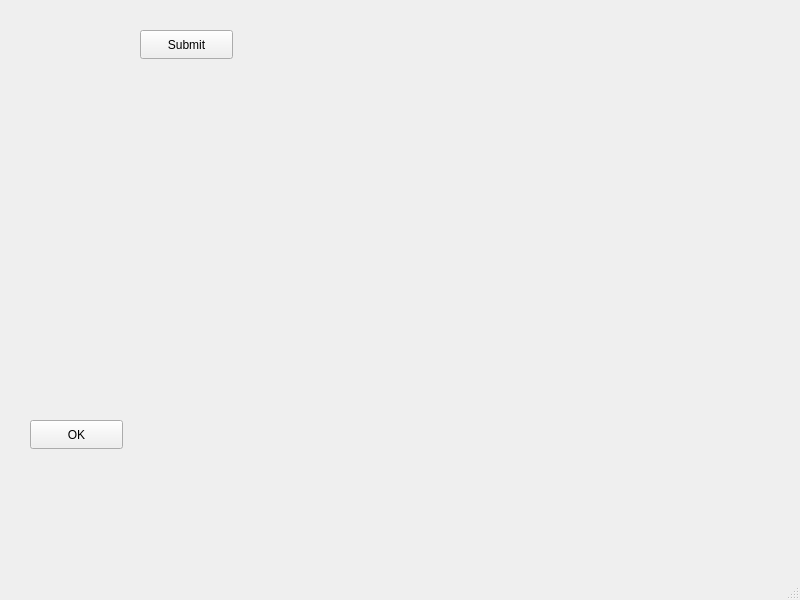
Before: the Qt Designer form mainwindow.ui in tvb2/expenses, drawn with Qt 5.
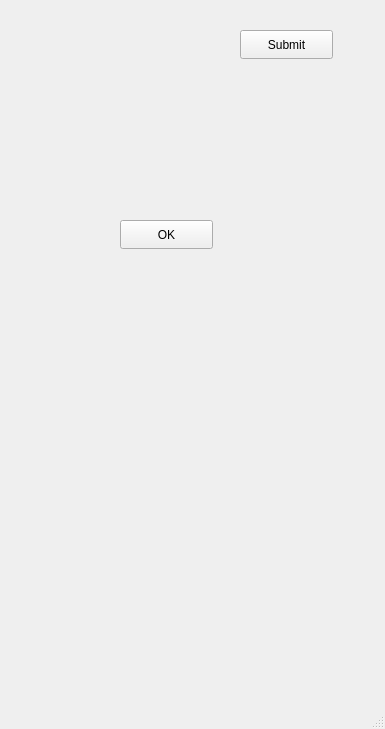
After: the same form once the commit is applied.

Commit message: dialog to create new profile started

```diff
--- a/mainwindow.ui
+++ b/mainwindow.ui
@@ -6,8 +6,8 @@
    <rect>
     <x>0</x>
     <y>0</y>
-    <width>800</width>
-    <height>600</height>
+    <width>385</width>
+    <height>729</height>
    </rect>
   </property>
   <property name="windowTitle">
@@ -17,8 +17,8 @@
    <widget class="QPushButton" name="pushButton">
     <property name="geometry">
      <rect>
-      <x>30</x>
-      <y>420</y>
+      <x>120</x>
+      <y>220</y>
       <width>93</width>
       <height>29</height>
      </rect>
@@ -30,7 +30,7 @@
    <widget class="QPushButton" name="pB_Submit">
     <property name="geometry">
      <rect>
-      <x>140</x>
+      <x>240</x>
       <y>30</y>
       <width>93</width>
       <height>29</height>
```
Left out of the diff: 2 changed lines with no effect on the pictures. The commit also changes 7 other files.
